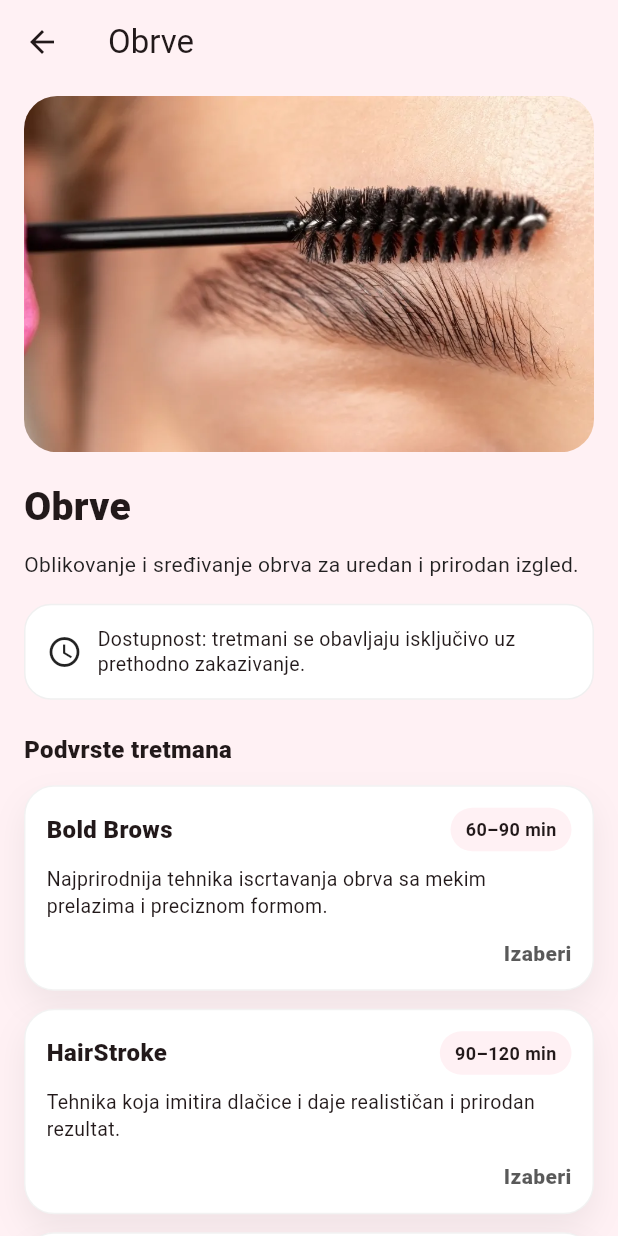
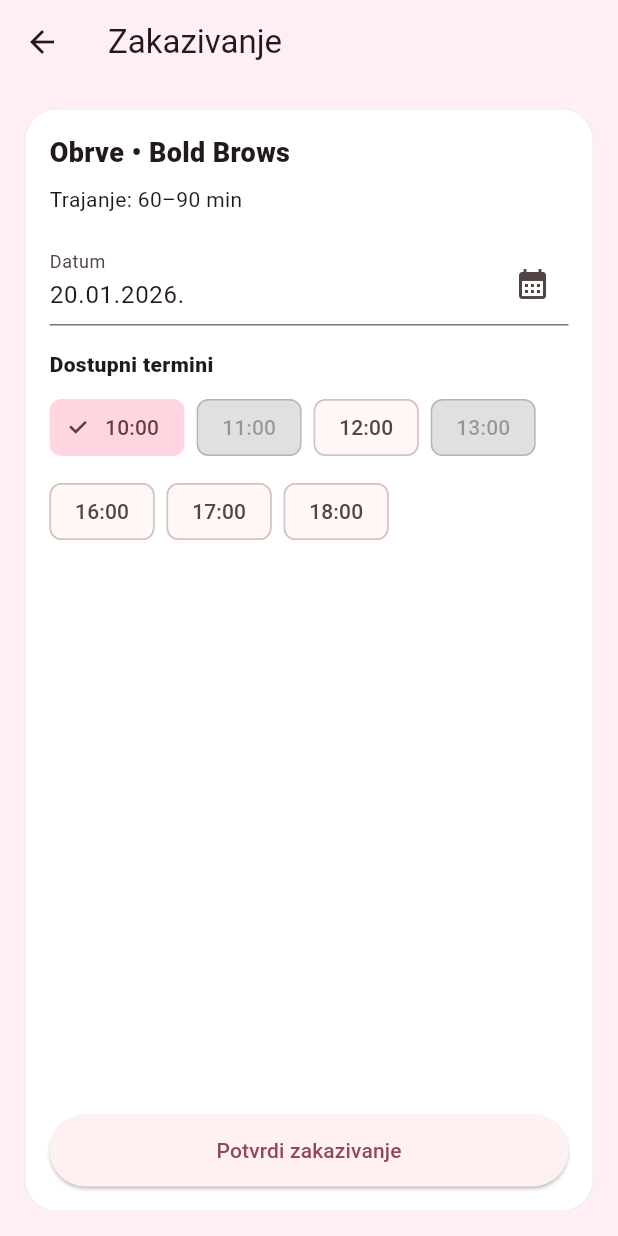
Before and after one commit to Tamara0608/MobilneProjekat, a Flutter app: the ServiceDetailsScreen screen opened directly with sample values from the repository, after a tap on "Bold Brows", on a phone screen of 412 x 824 dp. Run offline on Flutter 3.47's test engine with Material 3 defaults, Android fonts, the phone set to English and light mode, and no system bars; accounts and stored records are empty.

Commit message:
Dodate funkcionalnosti ulogovanog korisnika

```diff
--- /dev/null
+++ b/lib/appointments/booking_screen.dart
@@ -0,0 +1,177 @@
+import 'package:flutter/material.dart';
+import '../core/session/app_session.dart';
+
+class BookingScreen extends StatefulWidget {
+  final String serviceTitle;
+  final String subServiceTitle;
+  final String duration;
+
+  final int? editIndex;
+  final DateTime? initialDate;
+  final String? initialTime;
+
+  const BookingScreen({
+    super.key,
+    required this.serviceTitle,
+    required this.subServiceTitle,
+    required this.duration,
+    this.editIndex,
+    this.initialDate,
+    this.initialTime,
+  });
+
+  @override
+  State<BookingScreen> createState() => _BookingScreenState();
+}
+
+class _BookingScreenState extends State<BookingScreen> {
+  static const Color _bg = Color(0xFFFFEEF3);
+
+  late DateTime _date;
+  late String _time;
+
+  final List<String> _slots = const [
+    '10:00',
+    '11:00',
+    '12:00',
+    '13:00',
+    '16:00',
+    '17:00',
+    '18:00',
+  ];
+
+  final Map<String, Set<String>> _busySlots = const {
+    '20.01.2026.': {'11:00', '13:00'},
+    '21.01.2026.': {'10:00', '18:00'},
+    '22.01.2026.': {'12:00'},
+  };
+
+  @override
+  void initState() {
+    super.initState();
+    _date = widget.initialDate ?? DateTime(2026, 1, 20);
+    _time = widget.initialTime ?? '10:00';
+  }
+
+  String _formatDate(DateTime d) {
+    return '${d.day.toString().padLeft(2, '0')}.'
+        '${d.month.toString().padLeft(2, '0')}.'
+        '${d.year}.';
+  }
+
+  @override
+  Widget build(BuildContext context) {
+    final dateStr = _formatDate(_date);
+    final isBusy = _busySlots[dateStr]?.contains(_time) ?? false;
+
+    return Scaffold(
+      backgroundColor: _bg,
+      appBar: AppBar(
+        backgroundColor: _bg,
+        elevation: 0,
+        title: Text(widget.editIndex == null ? 'Zakazivanje' : 'Izmena termina'),
+      ),
+      body: Padding(
+        padding: const EdgeInsets.all(16),
+        child: Container(
+          padding: const EdgeInsets.all(16),
+          decoration: BoxDecoration(
+            color: Colors.white,
+            borderRadius: BorderRadius.circular(22),
+            border: Border.all(color: Colors.black.withValues(alpha: 0.06)),
+          ),
+          child: Column(
+            crossAxisAlignment: CrossAxisAlignment.start,
+            children: [
+              Text(
+                '${widget.serviceTitle} • ${widget.subServiceTitle}',
+                style: const TextStyle(
+                  fontSize: 18,
+                  fontWeight: FontWeight.w900,
+                ),
+              ),
+              const SizedBox(height: 8),
+              Text('Trajanje: ${widget.duration}'),
+              const SizedBox(height: 18),
+              GestureDetector(
+                onTap: () async {
+                  final picked = await showDatePicker(
+                    context: context,
+                    initialDate: _date,
+                    firstDate: DateTime(2026, 1, 1),
+                    lastDate: DateTime(2026, 12, 31),
+                  );
+                  if (picked != null) {
+                    setState(() => _date = picked);
+                  }
+                },
+                child: AbsorbPointer(
+                  child: TextFormField(
+                    readOnly: true,
+                    decoration: const InputDecoration(
+                      labelText: 'Datum',
+                      suffixIcon: Icon(Icons.calendar_month),
+                    ),
+                    controller: TextEditingController(text: dateStr),
+                  ),
+                ),
+              ),
+              const SizedBox(height: 16),
+              const Text(
+                'Dostupni termini',
+                style: TextStyle(fontWeight: FontWeight.w800),
+              ),
+              const SizedBox(height: 8),
+              Wrap(
+                spacing: 8,
+                runSpacing: 8,
+                children: _slots.map((slot) {
+                  final busy = _busySlots[dateStr]?.contains(slot) ?? false;
+                  final selected = _time == slot;
+
+                  return ChoiceChip(
+                    label: Text(slot),
+                    selected: selected,
+                    onSelected: busy ? null : (_) => setState(() => _time = slot),
+                    selectedColor: const Color(0xFFFFD6E0),
+                    disabledColor: Colors.grey.shade300,
+                  );
+                }).toList(),
+              ),
+              const Spacer(),
+              SizedBox(
+                width: double.infinity,
+                height: 48,
+                child: ElevatedButton(
+                  onPressed: isBusy
+                      ? null
+                      : () {
+                          final a = Appointment(
+                            serviceTitle: widget.serviceTitle,
+                            subServiceTitle: widget.subServiceTitle,
+                            duration: widget.duration,
+                            date: dateStr,
+                            time: _time,
+                            status: 'Zakazano',
+                          );
+
+                          if (widget.editIndex != null) {
+                            AppSession.appointments[widget.editIndex!] = a;
+                          } else {
+                            AppSession.appointments.add(a);
+                          }
+
+                          Navigator.pop(context);
+                        },
+                  child: Text(widget.editIndex == null
+                      ? 'Potvrdi zakazivanje'
+                      : 'Sačuvaj izmene'),
+                ),
+              ),
+            ],
+          ),
+        ),
+      ),
+    );
+  }
+}
--- a/lib/core/router/app_router.dart
+++ b/lib/core/router/app_router.dart
@@ -15,6 +15,6 @@ class AppRouter {
     welcome: (_) => const WelcomeScreen(),
     login: (_) => const LoginScreen(),
     register: (_) => const RegisterScreen(),
-    guestHome: (_) => const GuestHomeScreen(),
+    guestHome: (_) => const GuestHomeScreen(isGuest: true),
   };
 }
--- /dev/null
+++ b/lib/core/session/app_session.dart
@@ -0,0 +1,47 @@
+enum UserRole { guest, user, employee, admin }
+
+class Appointment {
+  final String serviceTitle;
+  String subServiceTitle;
+  final String duration;
+  String date;
+  String time;
+  String status;
+
+  Appointment({
+    required this.serviceTitle,
+    required this.subServiceTitle,
+    required this.duration,
+    required this.date,
+    required this.time,
+    this.status = 'Zakazano',
+  });
+}
+
+class AppSession {
+  static UserRole role = UserRole.guest;
+  static String? email;
+
+  // ime korisnika
+  static String? firstName;
+
+  //  “baza”
+  static final List<Appointment> appointments = [];
+
+  static bool get isGuest => role == UserRole.guest;
+  static bool get isLoggedUser => role == UserRole.user;
+
+  static void login(UserRole newRole, {String? userEmail, String? name}) {
+    role = newRole;
+    email = userEmail;
+    if (name != null && name.trim().isNotEmpty) {
+      firstName = name.trim();
+    }
+  }
+
+  static void logout() {
+    role = UserRole.guest;
+    email = null;
+    firstName = null;
+  }
+}
--- a/lib/services/service_details_screen.dart
+++ b/lib/services/service_details_screen.dart
@@ -2,6 +2,7 @@
 import 'package:flutter/material.dart';
 import 'service.dart';
 import '../auth/login_screen.dart';
+import '../appointments/booking_screen.dart';
 
 class ServiceDetailsScreen extends StatelessWidget {
   final Service service;
@@ -30,7 +31,7 @@ class ServiceDetailsScreen extends StatelessWidget {
         child: Column(
           crossAxisAlignment: CrossAxisAlignment.start,
           children: [
-            // hero slika
+
             Padding(
               padding: const EdgeInsets.fromLTRB(16, 8, 16, 0),
               child: ClipRRect(
@@ -47,7 +48,7 @@ class ServiceDetailsScreen extends StatelessWidget {
 
             const SizedBox(height: 18),
 
-            // naslov + opis
+
             Padding(
               padding: const EdgeInsets.symmetric(horizontal: 16),
               child: Text(
@@ -82,7 +83,6 @@ class ServiceDetailsScreen extends StatelessWidget {
 
             const SizedBox(height: 22),
 
-            // PODVRSTE
             if (items.isNotEmpty) ...[
               const Padding(
                 padding: EdgeInsets.symmetric(horizontal: 16),
@@ -123,8 +123,16 @@ class ServiceDetailsScreen extends StatelessWidget {
                         );
                         return;
                       }
-
-
+                      Navigator.push(
+                        context,
+                        MaterialPageRoute(
+                          builder: (_) => BookingScreen(
+                            serviceTitle: service.title,
+                            subServiceTitle: it.title,
+                            duration: it.duration,
+                          ),
+                        ),
+                      );
                     },
                   );
                 },
```
Also changed, not shown: lib/appointments/my_appointments_screen.dart (added, +122 -0 lines), lib/auth/login_screen.dart (+17 -3 lines), lib/auth/register_screen.dart (+14 -4 lines), lib/services/guest_home_screen.dart (+60 -8 lines).
